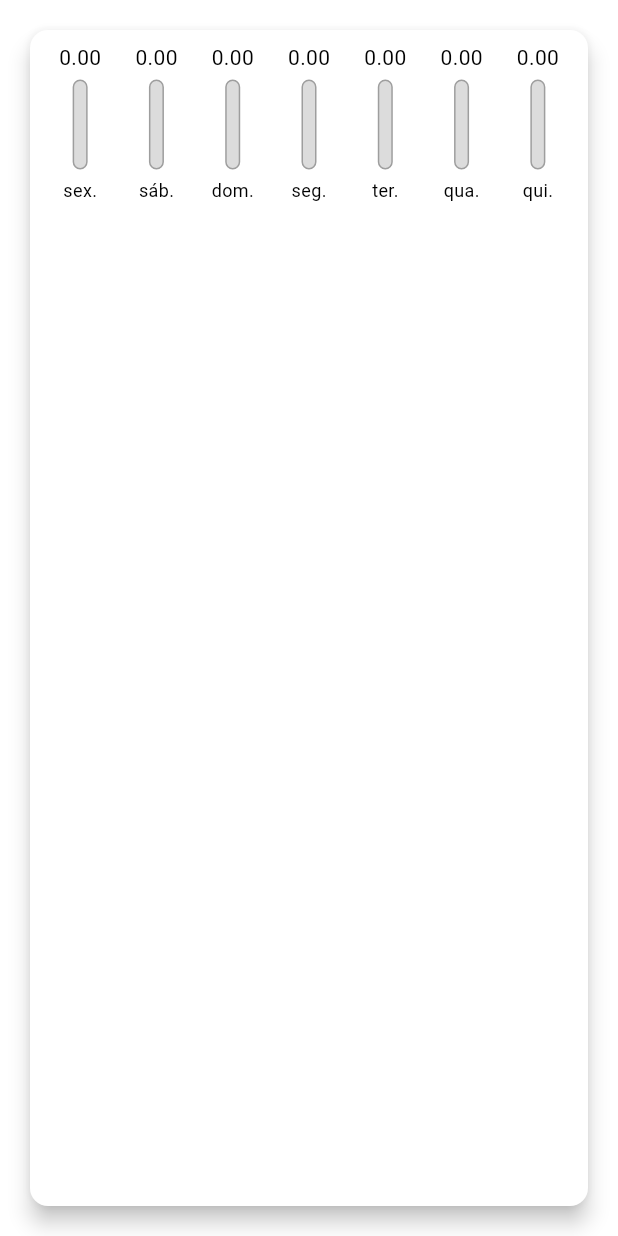
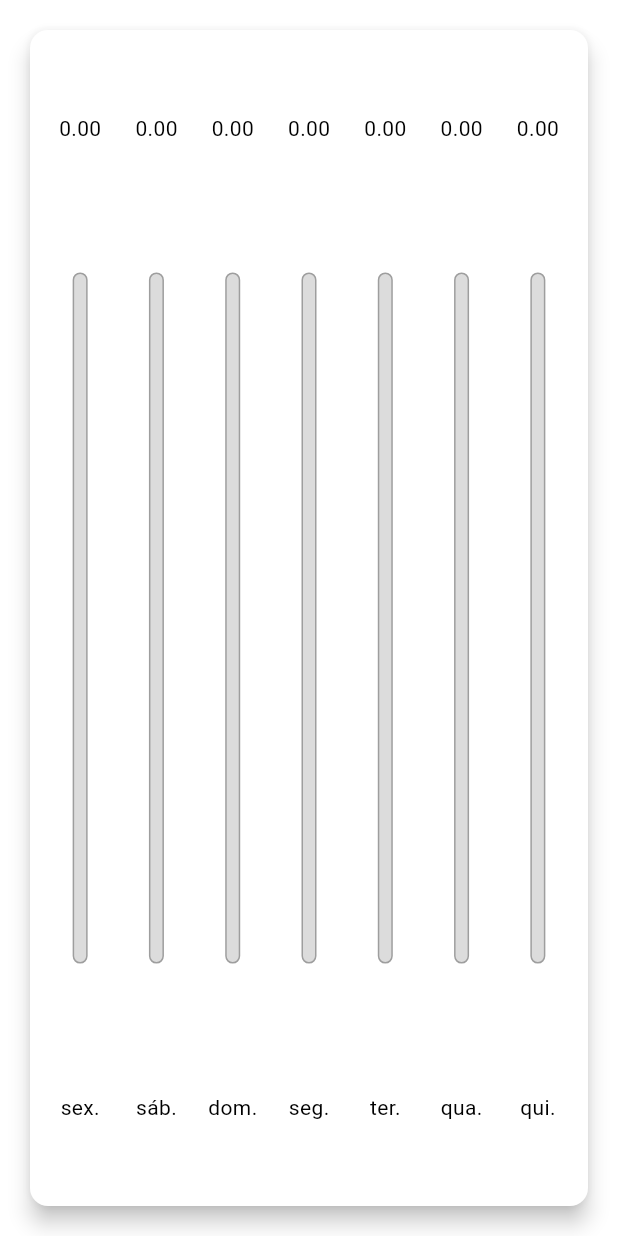
Before and after one commit to jefersonmatheusx/Flutter, a Flutter app: the Chart widget shown alone on an empty page, opened directly with empty values, on a phone screen of 412 x 824 dp. Run offline on Flutter 3.47's test engine with Material 3 defaults, Android fonts, the phone set to English and light mode, and no system bars.

Commit message:
feat: responsividade

```diff
--- a/Cod3r/expenses/lib/components/chart.dart
+++ b/Cod3r/expenses/lib/components/chart.dart
@@ -55,8 +55,7 @@ class _ChartState extends State<Chart> {
 
   @override
   Widget build(BuildContext context) {
-    return SizedBox(
-      child: Card(
+    return Card(
       elevation: 6,
       margin: const EdgeInsets.all(20),
       child: Padding(
@@ -76,7 +75,6 @@ class _ChartState extends State<Chart> {
           }).toList(),
         ),
       ),
-      ),
     );
   }
 }
--- a/Cod3r/expenses/lib/components/chart_bar.dart
+++ b/Cod3r/expenses/lib/components/chart_bar.dart
@@ -13,13 +13,18 @@ class ChartBar extends StatelessWidget {
 
   @override
   Widget build(BuildContext context) {
+    return LayoutBuilder(
+        builder: (BuildContext context, BoxConstraints constraints) {
       return Column(children: <Widget>[
         Container(
-          height: 20,
-          child: FittedBox(child: Text('${value.toStringAsFixed(2)}'))),
-      SizedBox(height: 5),
+          height: constraints.maxHeight * 0.15,
+          child: FittedBox(
+              fit: BoxFit.scaleDown,
+              child: Text('${value.toStringAsFixed(2)}')),
+        ),
+        SizedBox(height: constraints.maxHeight * 0.05),
         Container(
-        height: 60,
+          height: constraints.maxHeight * 0.60,
           width: 10,
           child: Stack(
             alignment: Alignment.bottomCenter,
@@ -46,11 +51,15 @@ class ChartBar extends StatelessWidget {
             ],
           ),
         ),
-      SizedBox(height: 5),
-      Text(
-        label,
-        style: const TextStyle(fontSize: 12),
+        SizedBox(height: constraints.maxHeight * 0.05),
+        Container(
+          height: constraints.maxHeight * 0.15,
+          child: FittedBox(
+            fit: BoxFit.scaleDown,
+            child: Text(label),
+          ),
         ),
       ]);
+    });
   }
 }
--- a/Cod3r/expenses/lib/components/transaction_form.dart
+++ b/Cod3r/expenses/lib/components/transaction_form.dart
@@ -1,8 +1,4 @@
-import 'dart:ffi';
-
-import 'package:flutter/cupertino.dart';
 import 'package:flutter/material.dart';
-import 'package:flutter/widgets.dart';
 import 'package:intl/intl.dart';
 
 class TransactionForm extends StatefulWidget {
--- a/Cod3r/expenses/lib/theme/theme_constants.dart
+++ b/Cod3r/expenses/lib/theme/theme_constants.dart
@@ -5,17 +5,17 @@ const COLOR_ACCENT = Colors.orange;
 const TextTheme TEXT_THEME = TextTheme(
     titleMedium: TextStyle(
       fontFamily: 'OpenSans',
-      fontSize: 18,
+      // fontSize: 18,
       fontWeight: FontWeight.bold,
     ),
     titleSmall: TextStyle(
       fontFamily: 'OpenSans',
-      fontSize: 24,
+      // fontSize: 24,
       fontWeight: FontWeight.bold,
     ),
     labelMedium: TextStyle(
       fontFamily: 'OpenSans',
-      fontSize: 22,
+      // fontSize: 22,
       fontWeight: FontWeight.bold,
     ));
 
```
Also changed, not shown: Cod3r/expenses/lib/components/transaction_list.dart (+9 -9 lines), Cod3r/expenses/lib/main.dart (+37 -5 lines). Lines whose indentation alone changed are shown as unchanged.
